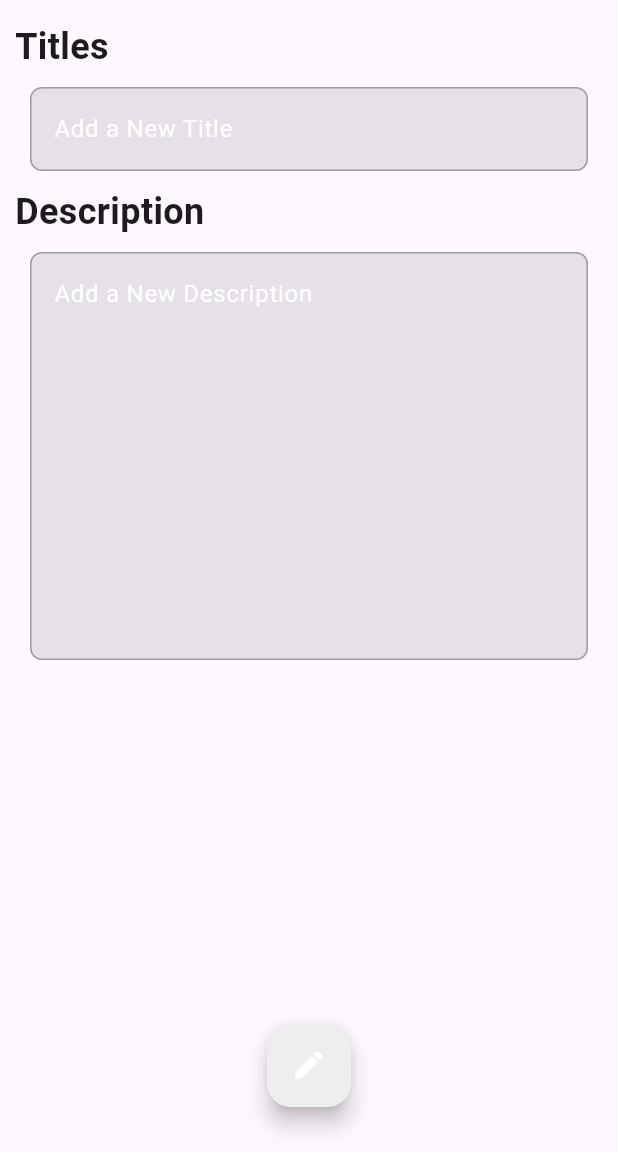
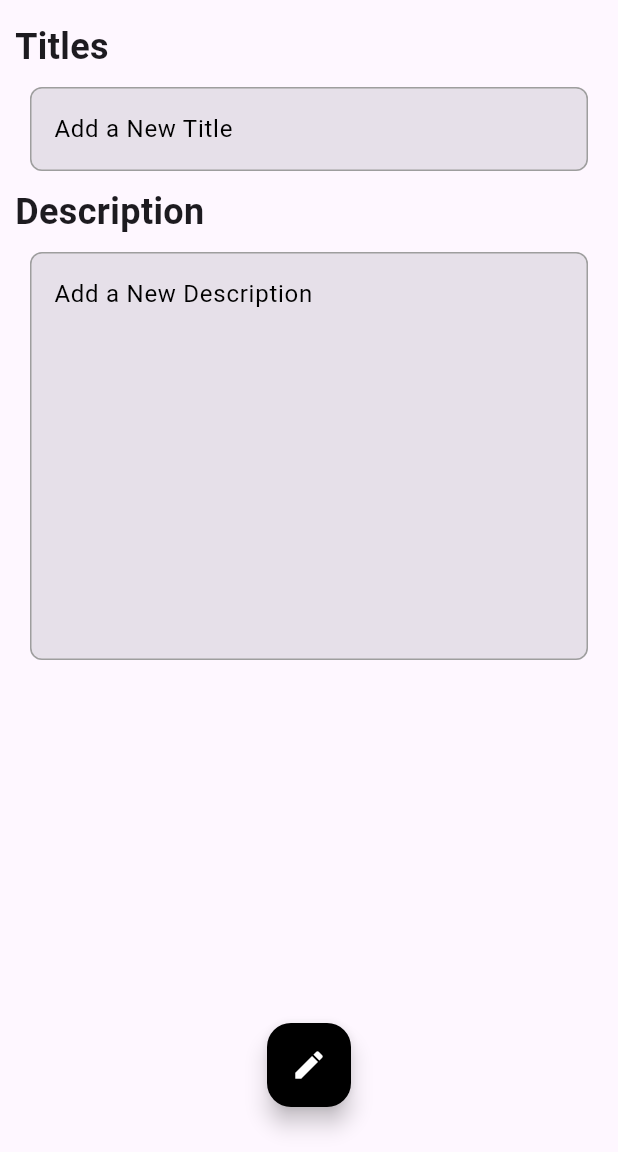
Before and after one commit to MahmoudKatr/note_app, a Flutter app: the AddNotes screen opened directly, on a phone screen of 412 x 824 dp, the part 84-1236 px from its top. Run offline on Flutter 3.47's test engine with Material 3 defaults, Android fonts, the phone set to English and light mode, and no system bars; our stand-ins replace sqflite; accounts and stored records are empty.

Commit message:
Done APP && Adding Provider in THEME ✅

```diff
--- a/lib/add_notes.dart
+++ b/lib/add_notes.dart
@@ -80,7 +80,9 @@ class _AddNotesState extends State<AddNotes> {
         padding: const EdgeInsets.symmetric(vertical: 30),
         child: FloatingActionButton(
           onPressed: _saveNote,
-          backgroundColor: Colors.grey[200],
+          backgroundColor: Theme.of(context).brightness == Brightness.dark
+              ? Colors.white
+              : Colors.black,
           child: Icon(
             Icons.edit,
             color: Theme.of(context).brightness == Brightness.dark
--- a/lib/constant.dart
+++ /dev/null
@@ -1 +0,0 @@
-List<bool> isFavorite = [];
--- a/lib/custom_text_field.dart
+++ b/lib/custom_text_field.dart
@@ -42,13 +42,12 @@ class CustomTextField extends StatelessWidget {
               hintText: hintText,
               hintStyle: TextStyle(
                 color: Theme.of(context).brightness == Brightness.dark
-                    ? Colors.black // Example for light hint text in dark mode
-                    : Colors.white,
+                    ? Colors.white
+                    : Colors.black,
               ),
-              border: buildBorder(borderColor), // Default border
-              enabledBorder:
-                  buildBorder(borderColor), // Border when not focused
-              focusedBorder: buildBorder(Colors.blue), // Border when focused
+              border: buildBorder(borderColor),
+              enabledBorder: buildBorder(borderColor),
+              focusedBorder: buildBorder(Colors.blue),
             ),
           ),
         ],
--- a/lib/main.dart
+++ b/lib/main.dart
@@ -1,34 +1,33 @@
 import 'package:flutter/material.dart';
 import 'package:note_app/datatbase_helper.dart';
-import 'themes.dart'; // Import the AppThemes class
-import 'home_page.dart'; // Import the HomePage
+import 'package:provider/provider.dart';
+import 'theme_provider.dart';
+import 'home_page.dart';
 
 void main() async {
   WidgetsFlutterBinding.ensureInitialized();
   await DBHelper.createDB();
-  runApp(MyApp());
+  runApp(
+    ChangeNotifierProvider(
+      create: (_) => ThemeProvider(ThemeData.light()), // Default to light theme
+      child: const MyApp(),
+    ),
+  );
 }
 
-class MyApp extends StatefulWidget {
-  @override
-  State<MyApp> createState() => _MyAppState();
-}
-
-class _MyAppState extends State<MyApp> {
-  bool _isDarkMode = false;
-
-  void toggleTheme() {
-    setState(() {
-      _isDarkMode = !_isDarkMode;
-    });
-  }
+class MyApp extends StatelessWidget {
+  const MyApp({super.key});
 
   @override
   Widget build(BuildContext context) {
-    return MaterialApp(
-      debugShowCheckedModeBanner: false,
-      theme: _isDarkMode ? AppThemes.darkTheme : AppThemes.lightTheme,
-      home: HomePage(onThemeToggle: toggleTheme),
+    return Consumer<ThemeProvider>(
+      builder: (context, themeProvider, child) {
+        return MaterialApp(
+          debugShowCheckedModeBanner: false,
+          theme: themeProvider.themeData,
+          home: const HomePage(),
+        );
+      },
     );
   }
 }
--- /dev/null
+++ b/lib/theme_provider.dart
@@ -0,0 +1,16 @@
+import 'package:flutter/material.dart';
+
+class ThemeProvider extends ChangeNotifier {
+  ThemeData _themeData;
+
+  ThemeProvider(this._themeData);
+
+  ThemeData get themeData => _themeData;
+
+  void toggleTheme() {
+    _themeData = _themeData.brightness == Brightness.dark
+        ? ThemeData.light()
+        : ThemeData.dark();
+    notifyListeners();
+  }
+}
--- a/lib/themes.dart
+++ /dev/null
@@ -1,11 +0,0 @@
-import 'package:flutter/material.dart';
-
-class AppThemes {
-  static ThemeData lightTheme = ThemeData(
-    brightness: Brightness.light,
-  );
-
-  static ThemeData darkTheme = ThemeData(
-    brightness: Brightness.dark,
-  );
-}
```
Also changed, not shown: lib/home_page.dart (+6 -3 lines).
